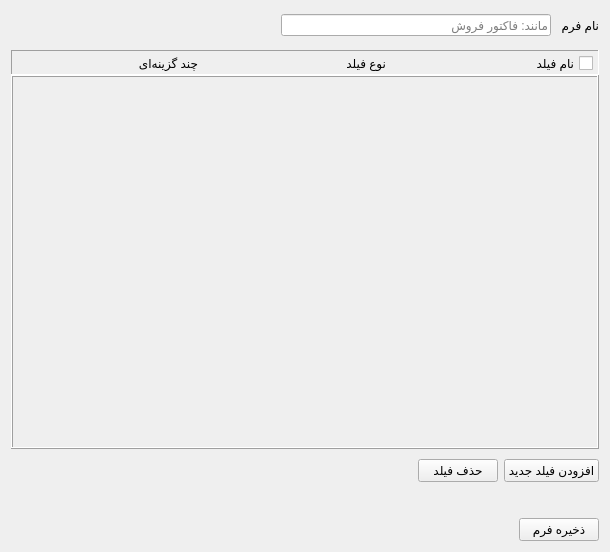
The window that ui/form/create.ui (ostadsgo/form_app) describes before a commit, drawn with Qt 5.
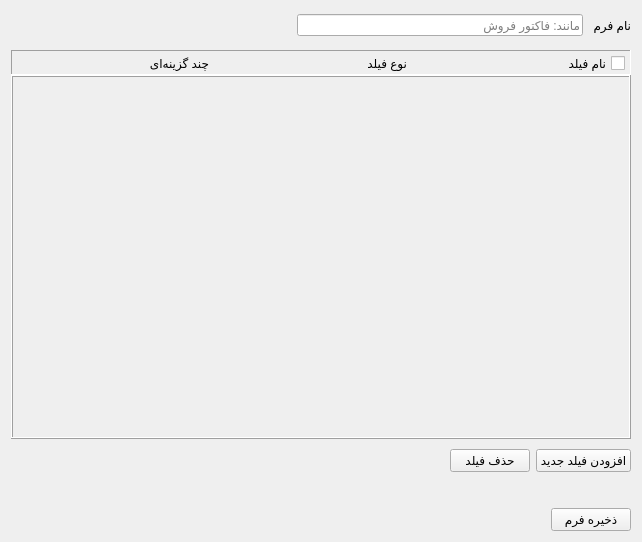
The same window after the commit.

The edit to the form file:
```diff
--- a/ui/form/create.ui
+++ b/ui/form/create.ui
@@ -6,8 +6,8 @@
    <rect>
     <x>0</x>
     <y>0</y>
-    <width>610</width>
-    <height>552</height>
+    <width>642</width>
+    <height>542</height>
    </rect>
   </property>
   <property name="sizePolicy">
@@ -212,6 +212,9 @@
            <property name="frameShadow">
             <enum>QFrame::Shadow::Plain</enum>
            </property>
+           <property name="horizontalScrollBarPolicy">
+            <enum>Qt::ScrollBarPolicy::ScrollBarAlwaysOff</enum>
+           </property>
            <property name="widgetResizable">
             <bool>true</bool>
            </property>
@@ -220,8 +223,8 @@
              <rect>
               <x>0</x>
               <y>0</y>
-              <width>588</width>
-              <height>341</height>
+              <width>620</width>
+              <height>331</height>
              </rect>
             </property>
             <layout class="QVBoxLayout" name="verticalLayout_4">
```
Left out of the diff: 4 changed lines with no effect on the pictures.
